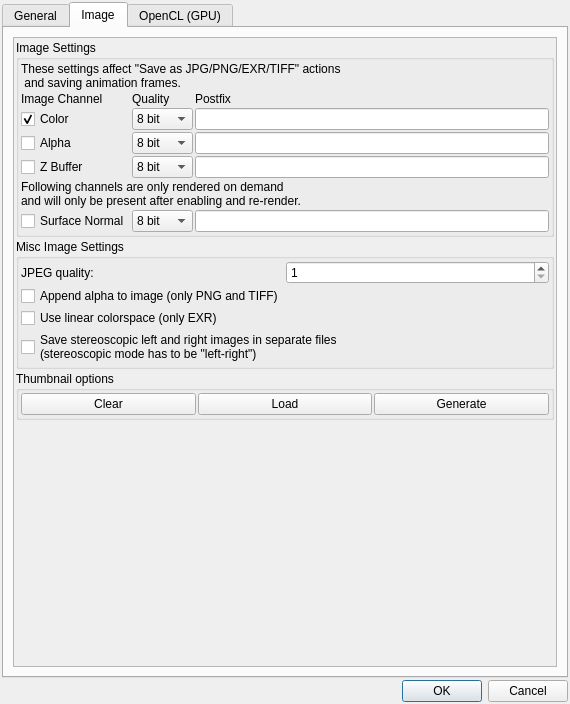
Old version of the form mandelbulber2/qt/preferences_dialog.ui in the repository buddhi1980/mandelbulber2.
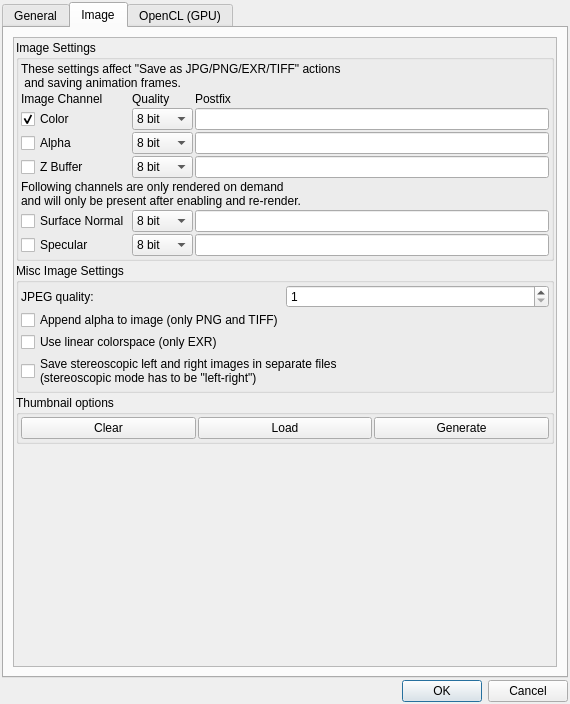
New version of the form. The open tabs and pages were chosen to show the change. Icons and pictures are not drawn. Custom widgets are drawn as their Qt base class.

Commit message:
implemented optional specular image channel
- like the normal channel this channel can be generated optionally when
rendering and be outputted to the saved image

not working yet...

```diff
--- a/mandelbulber2/qt/preferences_dialog.ui
+++ b/mandelbulber2/qt/preferences_dialog.ui
@@ -806,6 +806,39 @@
                   </property>
                  </widget>
                 </item>
+                <item row="6" column="0">
+                 <widget class="QCheckBox" name="checkBox_specular_enabled">
+                  <property name="text">
+                   <string>Specular</string>
+                  </property>
+                 </widget>
+                </item>
+                <item row="6" column="1">
+                 <widget class="QComboBox" name="comboBox_specular_quality">
+                  <item>
+                   <property name="text">
+                    <string>8 bit</string>
+                   </property>
+                  </item>
+                  <item>
+                   <property name="text">
+                    <string>16 bit</string>
+                   </property>
+                  </item>
+                  <item>
+                   <property name="text">
+                    <string>32 bit</string>
+                   </property>
+                  </item>
+                 </widget>
+                </item>
+                <item row="6" column="2">
+                 <widget class="MyLineEdit" name="text_specular_postfix">
+                  <property name="text">
+                   <string/>
+                  </property>
+                 </widget>
+                </item>
                </layout>
               </item>
              </layout>
```
Left out of the diff: 5 changed lines with no effect on the pictures. The commit also changes 9 other files.
